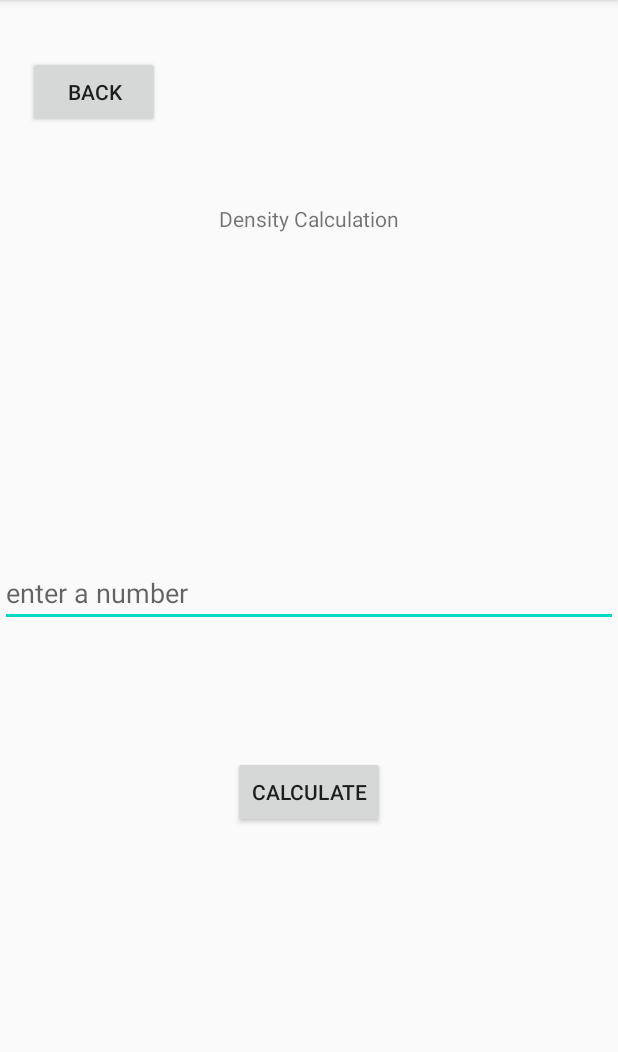
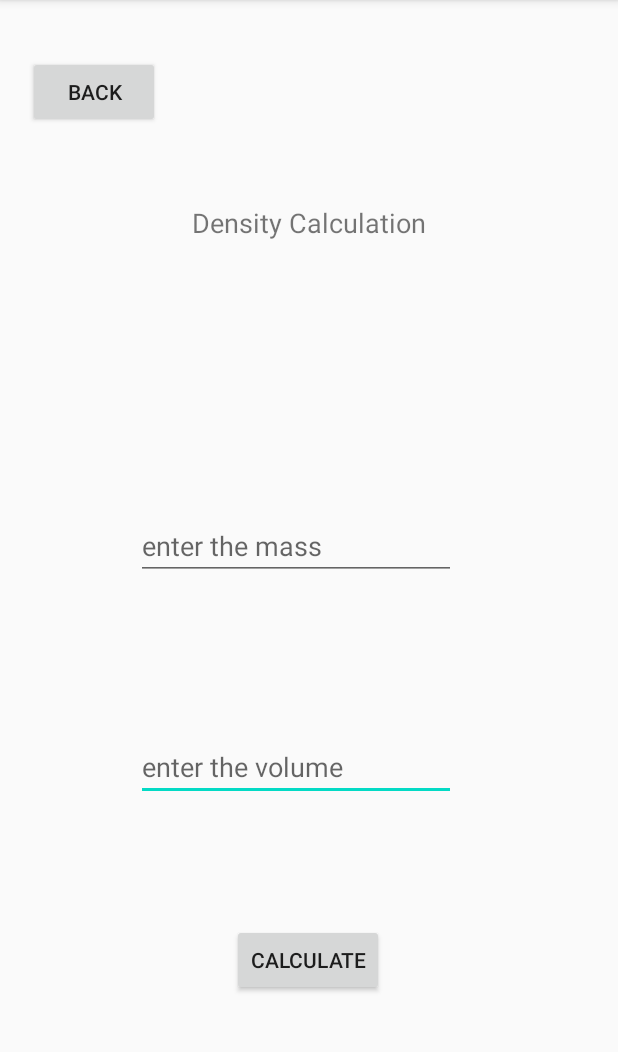
Before and after one commit to SonnyKasi/SonwaboDevSpace, an Android app: the ThirdActivity screen opened directly, with no data from a screen before it, on a phone screen of 412 x 824 dp, the part 84-1136 px from its top. Run offline under Robolectric (Android 15) with nearby library versions, the phone set to English and light mode, and no system bars.

Commit message:
Main activity screen created and other activities.Calculation and more editions to source code.

```diff
--- a/app/src/main/AndroidManifest.xml
+++ b/app/src/main/AndroidManifest.xml
@@ -4,9 +4,9 @@
 
     <application
         android:allowBackup="true"
-        android:icon="@mipmap/ic_launcher"
+        android:icon="@drawable/calculate"
         android:label="@string/app_name"
-        android:roundIcon="@mipmap/ic_launcher_round"
+        android:roundIcon="@drawable/calculate"
         android:supportsRtl="true"
         android:theme="@style/AppTheme" >
         <activity android:name=".FirthActivity" >
--- a/app/src/main/java/za/cput/ict3/sonwabodevspace/ThirdActivity.java
+++ b/app/src/main/java/za/cput/ict3/sonwabodevspace/ThirdActivity.java
@@ -7,13 +7,14 @@ import android.os.Bundle;
 import android.util.Log;
 import android.view.View;
 import android.widget.Button;
+import android.widget.EditText;
 import android.widget.Toast;
 
 import com.google.android.material.textfield.TextInputEditText;
 
 public class ThirdActivity extends AppCompatActivity {
     Button button,button2;
-    TextInputEditText text;
+    EditText num1,num2;
 
     @Override
     protected void onCreate(Bundle savedInstanceState) {
@@ -21,7 +22,10 @@ public class ThirdActivity extends AppCompatActivity {
         setContentView(R.layout.activity_third);
 
         button = (Button)findViewById(R.id.buttonCalculate);
-        text  = (TextInputEditText) findViewById(R.id.numInput);
+        num1 = (EditText) findViewById(R.id.editText3);
+        num2 = (EditText) findViewById(R.id.editText2);
+
+
 
         button2 = (Button)findViewById(R.id.buttonBack) ;
         button2.setOnClickListener(new View.OnClickListener() {
@@ -39,7 +43,7 @@ public class ThirdActivity extends AppCompatActivity {
                     {
                         try
                         {
-                            int result = Integer.parseInt(text.getText().toString())/Integer.parseInt(text.getText().toString());
+                            int result = Integer.parseInt(num1.getText().toString())/Integer.parseInt(num2.getText().toString());
                             // show it to them
                             Log.v("EditText", "result is "+result);
 
@@ -48,7 +52,7 @@ public class ThirdActivity extends AppCompatActivity {
                         }
                         catch (final NumberFormatException e)
                         {
-                            // tell them they didnt enter a valid number
+                            // tell them they didn't enter a valid number
                             Toast.makeText(getApplicationContext(),"Please Enter a valid number",
                                     Toast.LENGTH_LONG).show();
                         }
--- a/app/src/main/res/layout/activity_fourth.xml
+++ b/app/src/main/res/layout/activity_fourth.xml
@@ -28,6 +28,7 @@
         android:layout_marginEnd="173dp"
         android:layout_marginRight="173dp"
         android:text="My Profile"
+        android:textSize="18sp"
         app:layout_constraintEnd_toEndOf="parent"
         app:layout_constraintStart_toStartOf="parent"
         app:layout_constraintTop_toTopOf="parent" />
--- a/app/src/main/res/layout/activity_main.xml
+++ b/app/src/main/res/layout/activity_main.xml
@@ -13,7 +13,7 @@
         android:layout_marginLeft="16dp"
         android:layout_marginTop="8dp"
         android:layout_marginRight="16dp"
-        android:text="Sonwabo's"
+        android:text="Sonwabo"
         android:textAppearance="@style/TextAppearance.AppCompat.Large"
         android:textSize="24sp"
         app:layout_constraintBottom_toBottomOf="parent"
@@ -66,8 +66,8 @@
         android:layout_marginTop="60dp"
         android:layout_marginBottom="80dp"
         android:ems="10"
+        android:hint="Enter your name"
         android:inputType="textPersonName"
-        android:text="Enter Name"
         app:layout_constraintBottom_toTopOf="@+id/buttonNext"
         app:layout_constraintEnd_toEndOf="parent"
         app:layout_constraintStart_toStartOf="parent"
--- a/app/src/main/res/layout/activity_third.xml
+++ b/app/src/main/res/layout/activity_third.xml
@@ -22,10 +22,11 @@
         android:id="@+id/buttonCalculate"
         android:layout_width="wrap_content"
         android:layout_height="wrap_content"
-        android:layout_marginBottom="216dp"
+        android:layout_marginBottom="104dp"
         android:text="Calculate"
         app:layout_constraintBottom_toBottomOf="parent"
         app:layout_constraintEnd_toEndOf="parent"
+        app:layout_constraintHorizontal_bias="0.498"
         app:layout_constraintStart_toStartOf="parent" />
 
     <TextView
@@ -34,18 +35,35 @@
         android:layout_height="wrap_content"
         android:layout_marginTop="136dp"
         android:text="Density Calculation"
+        android:textSize="18sp"
         app:layout_constraintEnd_toEndOf="parent"
         app:layout_constraintStart_toStartOf="parent"
         app:layout_constraintTop_toTopOf="parent" />
 
-    <com.google.android.material.textfield.TextInputEditText
-        android:id="@+id/numInput"
-        android:layout_width="match_parent"
+    <EditText
+        android:id="@+id/editText2"
+        android:layout_width="wrap_content"
         android:layout_height="wrap_content"
-        android:layout_marginTop="199dp"
-        android:layout_marginBottom="68dp"
-        android:hint="enter a number"
+        android:layout_marginEnd="108dp"
+        android:layout_marginRight="108dp"
+        android:layout_marginBottom="82dp"
+        android:ems="10"
+        android:hint="enter the volume"
+        android:inputType="number"
         app:layout_constraintBottom_toTopOf="@+id/buttonCalculate"
-        app:layout_constraintEnd_toEndOf="parent"
-        app:layout_constraintTop_toBottomOf="@id/calcTitle" />
+        app:layout_constraintEnd_toEndOf="parent" />
+
+    <EditText
+        android:id="@+id/editText3"
+        android:layout_width="wrap_content"
+        android:layout_height="wrap_content"
+        android:layout_marginEnd="108dp"
+        android:layout_marginRight="108dp"
+        android:layout_marginBottom="102dp"
+        android:ems="10"
+        android:hint="enter the mass"
+        android:inputType="number"
+        app:layout_constraintBottom_toTopOf="@+id/editText2"
+        app:layout_constraintEnd_toEndOf="parent" />
+
 </androidx.constraintlayout.widget.ConstraintLayout>
```
Also changed, not shown: app/src/main/java/za/cput/ict3/sonwabodevspace/FirthActivity.java (+38 -0 lines), app/src/main/java/za/cput/ict3/sonwabodevspace/FourthActivity.java (+14 -0 lines), app/src/main/java/za/cput/ict3/sonwabodevspace/MainActivity.java (+6 -4 lines), app/src/main/java/za/cput/ict3/sonwabodevspace/SecondActivity.java (+12 -7 lines), app/src/main/res/layout/activity_firth.xml (+19 -7 lines), app/src/main/res/drawable/email.png (added), app/src/main/res/drawable/github.png (added), app/src/main/res/drawable/instagram.jpg (added), app/src/main/res/drawable/linkedin.png, app/src/main/res/drawable/messenger.jpg (added), app/src/main/res/drawable/telephone.png (added).
